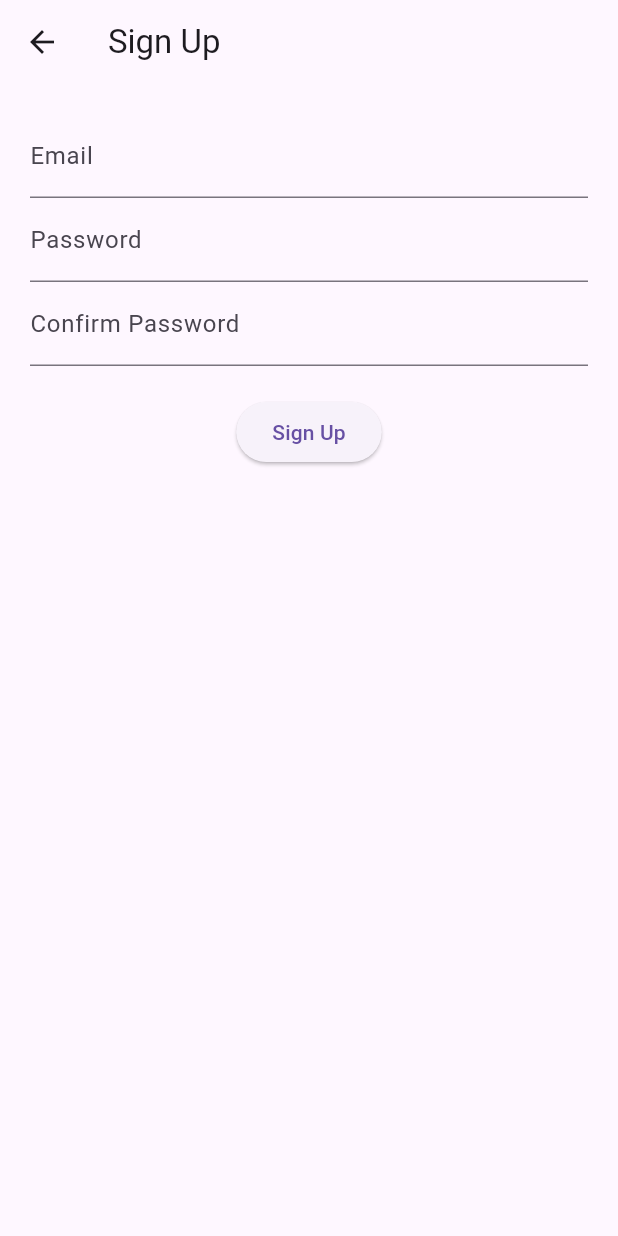
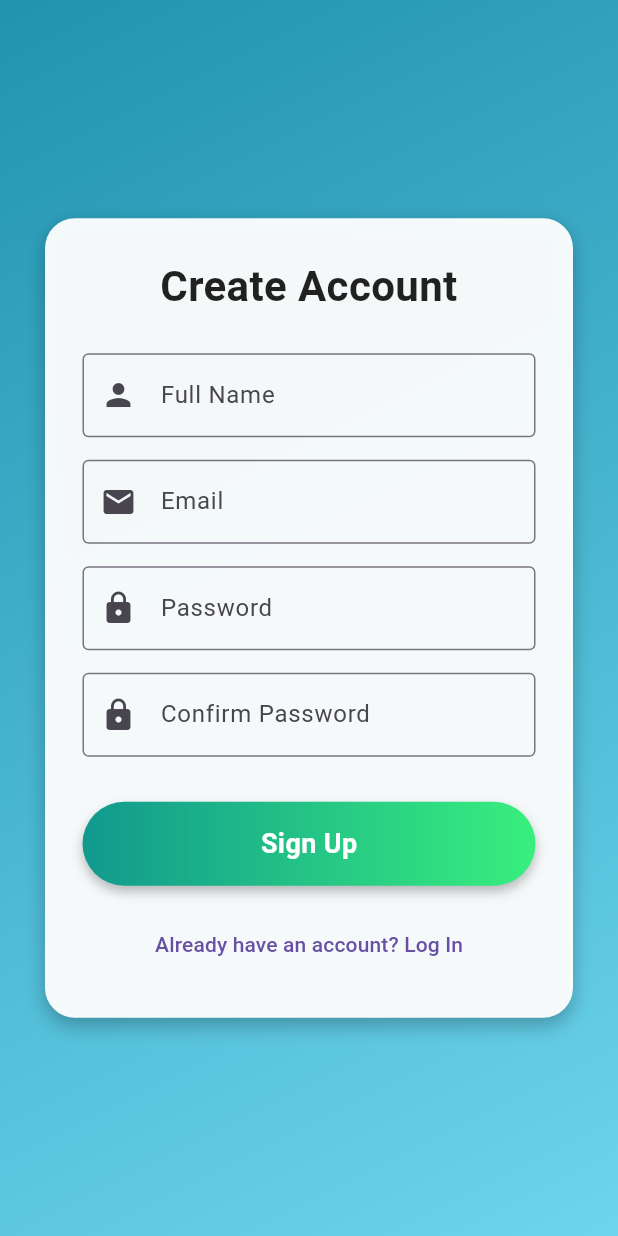
Before and after one commit to yashp0904/FitMate, a Flutter app: the screen it shows after launch, after a tap on "Don't have an account? Sign Up", on a phone screen of 412 x 824 dp. Run offline on Flutter 3.47's test engine with Material 3 defaults, Android fonts, the light colour scheme and no system bars.

Commit message:
Signup Page Final

```diff
--- a/lib/screens/login_screen.dart
+++ b/lib/screens/login_screen.dart
@@ -44,7 +44,8 @@ class LoginScreen extends StatelessWidget {
   onPressed: () {
     Navigator.push(
       context,
-      MaterialPageRoute(builder: (_) => const SignUpScreen()),
+      MaterialPageRoute(builder: (_) => const SignupScreen()),
+
     );
   },
   child: const Text("Don't have an account? Sign Up"),
--- a/lib/screens/signup_screen.dart
+++ b/lib/screens/signup_screen.dart
@@ -1,72 +1,190 @@
 import 'package:flutter/material.dart';
-import 'user_info_screen.dart';
+import 'package:fitmate/screens/user_info_screen.dart'; // Optional: next page after signup
 
-class SignUpScreen extends StatefulWidget {
-  const SignUpScreen({super.key});
+class SignupScreen extends StatefulWidget {
+  const SignupScreen({super.key});
 
   @override
-  State<SignUpScreen> createState() => _SignUpScreenState();
+  State<SignupScreen> createState() => _SignupScreenState();
 }
 
-class _SignUpScreenState extends State<SignUpScreen> {
+class _SignupScreenState extends State<SignupScreen> {
+  final _formKey = GlobalKey<FormState>();
+  final nameController = TextEditingController();
   final emailController = TextEditingController();
   final passwordController = TextEditingController();
   final confirmPasswordController = TextEditingController();
 
-  void handleSignUp() {
-    String email = emailController.text.trim();
-    String password = passwordController.text.trim();
-    String confirmPassword = confirmPasswordController.text.trim();
+  void handleSignup() {
+    if (_formKey.currentState!.validate()) {
+      print("Name: ${nameController.text}");
+      print("Email: ${emailController.text}");
+      print("Password: ${passwordController.text}");
 
-    if (email.isEmpty || password.isEmpty || confirmPassword.isEmpty) {
-      ScaffoldMessenger.of(context).showSnackBar(
-        const SnackBar(content: Text('Please fill all fields')),
-      );
-      return;
-    }
-
-    if (password != confirmPassword) {
-      ScaffoldMessenger.of(context).showSnackBar(
-        const SnackBar(content: Text('Passwords do not match')),
-      );
-      return;
-    }
-
-    // Proceed to User Info screen
-    Navigator.pushReplacement(
+      // Navigate or perform action
+      Navigator.push(
         context,
         MaterialPageRoute(builder: (_) => const UserInfoScreen()),
       );
+    }
   }
 
   @override
   Widget build(BuildContext context) {
     return Scaffold(
-      appBar: AppBar(title: const Text('Sign Up')),
-      body: Padding(
-        padding: const EdgeInsets.all(20),
+      body: Container(
+        decoration: const BoxDecoration(
+          gradient: LinearGradient(
+            colors: [Color(0xFF2193b0), Color(0xFF6dd5ed)],
+            begin: Alignment.topLeft,
+            end: Alignment.bottomRight,
+          ),
+        ),
+        child: Center(
+          child: SingleChildScrollView(
+            padding: const EdgeInsets.symmetric(horizontal: 30, vertical: 40),
+            child: Container(
+              padding: const EdgeInsets.all(25),
+              decoration: BoxDecoration(
+                color: Colors.white.withOpacity(0.95),
+                borderRadius: BorderRadius.circular(20),
+                boxShadow: const [
+                  BoxShadow(
+                    color: Colors.black26,
+                    blurRadius: 10,
+                    offset: Offset(0, 5),
+                  )
+                ],
+              ),
+              child: Form(
+                key: _formKey,
                 child: Column(
+                  crossAxisAlignment: CrossAxisAlignment.stretch,
                   children: [
-            TextField(
+                    const Text(
+                      "Create Account",
+                      style: TextStyle(
+                        fontSize: 28,
+                        fontWeight: FontWeight.bold,
+                        color: Colors.black87,
+                      ),
+                      textAlign: TextAlign.center,
+                    ),
+                    const SizedBox(height: 25),
+
+                    // Full Name
+                    TextFormField(
+                      controller: nameController,
+                      decoration: const InputDecoration(
+                        labelText: 'Full Name',
+                        prefixIcon: Icon(Icons.person),
+                        border: OutlineInputBorder(),
+                      ),
+                      validator: (value) {
+                        if (value == null || value.isEmpty) {
+                          return 'Please enter your name';
+                        }
+                        return null;
+                      },
+                    ),
+                    const SizedBox(height: 15),
+
+                    // Email
+                    TextFormField(
                       controller: emailController,
-              decoration: const InputDecoration(labelText: 'Email'),
+                      decoration: const InputDecoration(
+                        labelText: 'Email',
+                        prefixIcon: Icon(Icons.email),
+                        border: OutlineInputBorder(),
                       ),
-            TextField(
+                      keyboardType: TextInputType.emailAddress,
+                      validator: (value) {
+                        if (value == null || !value.contains('@')) {
+                          return 'Please enter a valid email';
+                        }
+                        return null;
+                      },
+                    ),
+                    const SizedBox(height: 15),
+
+                    // Password
+                    TextFormField(
                       controller: passwordController,
-              decoration: const InputDecoration(labelText: 'Password'),
                       obscureText: true,
+                      decoration: const InputDecoration(
+                        labelText: 'Password',
+                        prefixIcon: Icon(Icons.lock),
+                        border: OutlineInputBorder(),
                       ),
-            TextField(
+                      validator: (value) {
+                        if (value == null || value.length < 6) {
+                          return 'Password must be at least 6 characters';
+                        }
+                        return null;
+                      },
+                    ),
+                    const SizedBox(height: 15),
+
+                    // Confirm Password
+                    TextFormField(
                       controller: confirmPasswordController,
-              decoration: const InputDecoration(labelText: 'Confirm Password'),
                       obscureText: true,
+                      decoration: const InputDecoration(
+                        labelText: 'Confirm Password',
+                        // prefixIcon: Icon(Icons.lock_outline),
+                        prefixIcon: Icon(Icons.lock),
+                        border: OutlineInputBorder(),
                       ),
-            const SizedBox(height: 20),
-            ElevatedButton(
-              onPressed: handleSignUp,
-              child: const Text('Sign Up'),
+                      validator: (value) {
+                        if (value != passwordController.text) {
+                          return 'Passwords do not match';
+                        }
+                        return null;
+                      },
                     ),
+                    const SizedBox(height: 30),
+
+                    // Sign Up Button
+                    GestureDetector(
+                      onTap: handleSignup,
+                      child: Container(
+                        padding: const EdgeInsets.symmetric(vertical: 15),
+                        decoration: BoxDecoration(
+                          gradient: const LinearGradient(
+                            colors: [Color(0xFF11998e), Color(0xFF38ef7d)],
+                          ),
+                          borderRadius: BorderRadius.circular(30),
+                          boxShadow: const [
+                            BoxShadow(
+                              color: Colors.black26,
+                              blurRadius: 6,
+                              offset: Offset(0, 4),
+                            )
                           ],
+                        ),
+                        alignment: Alignment.center,
+                        child: const Text(
+                          "Sign Up",
+                          style: TextStyle(
+                            color: Colors.white,
+                            fontWeight: FontWeight.w600,
+                            fontSize: 18,
+                          ),
+                        ),
+                      ),
+                    ),
+                    const SizedBox(height: 15),
+
+                    // Navigate to Login
+                    TextButton(
+                      onPressed: () => Navigator.pop(context),
+                      child: const Text("Already have an account? Log In"),
+                    )
+                  ],
+                ),
+              ),
+            ),
+          ),
         ),
       ),
     );
```
Lines whose indentation alone changed are shown as unchanged.
